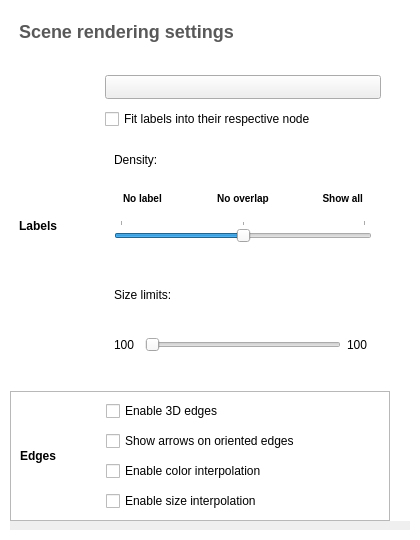
Qt form library/tulip-gui/designer/SceneConfigWidget.ui (vadivelselvaraj/TulipGLImprovement) before a commit.
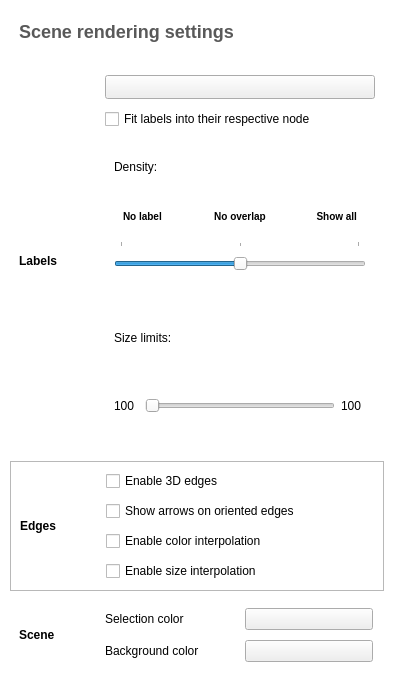
The same form after that commit. Icons and pictures are not drawn. Custom widgets are drawn as their Qt base class.

Commit message: Changed default selection color and added controls into scene settings

The edit to the form file:
```diff
--- a/library/tulip-gui/designer/SceneConfigWidget.ui
+++ b/library/tulip-gui/designer/SceneConfigWidget.ui
@@ -6,16 +6,10 @@
    <rect>
     <x>0</x>
     <y>0</y>
-    <width>420</width>
-    <height>540</height>
+    <width>414</width>
+    <height>683</height>
    </rect>
   </property>
-  <property name="sizePolicy">
-   <sizepolicy hsizetype="MinimumExpanding" vsizetype="Preferred">
-    <horstretch>0</horstretch>
-    <verstretch>0</verstretch>
-   </sizepolicy>
-  </property>
   <property name="windowTitle">
    <string>Scene</string>
   </property>
@@ -87,12 +81,6 @@
    </property>
    <item>
     <widget class="QScrollArea" name="scrollArea">
-     <property name="sizePolicy">
-      <sizepolicy hsizetype="Expanding" vsizetype="Preferred">
-       <horstretch>0</horstretch>
-       <verstretch>0</verstretch>
-      </sizepolicy>
-     </property>
      <property name="frameShape">
       <enum>QFrame::NoFrame</enum>
      </property>
@@ -100,29 +88,17 @@
       <enum>Qt::ScrollBarAlwaysOff</enum>
      </property>
      <property name="widgetResizable">
-      <bool>false</bool>
+      <bool>true</bool>
      </property>
      <widget class="QWidget" name="scrollAreaWidgetContents">
       <property name="geometry">
        <rect>
         <x>0</x>
         <y>0</y>
-        <width>400</width>
-        <height>511</height>
+        <width>394</width>
+        <height>663</height>
        </rect>
       </property>
-      <property name="sizePolicy">
-       <sizepolicy hsizetype="Maximum" vsizetype="Maximum">
-        <horstretch>0</horstretch>
-        <verstretch>0</verstretch>
-       </sizepolicy>
-      </property>
-      <property name="minimumSize">
-       <size>
-        <width>400</width>
-        <height>0</height>
-       </size>
-      </property>
       <layout class="QVBoxLayout" name="verticalLayout_2">
        <property name="leftMargin">
         <number>0</number>
@@ -513,6 +489,77 @@
          </layout>
         </widget>
        </item>
+       <item>
+        <widget class="QFrame" name="sceneFrame">
+         <property name="section" stdset="0">
+          <bool>true</bool>
+         </property>
+         <layout class="QHBoxLayout" name="horizontalLayout_6">
+          <item>
+           <widget class="QLabel" name="label">
+            <property name="sizePolicy">
+             <sizepolicy hsizetype="Maximum" vsizetype="Preferred">
+              <horstretch>0</horstretch>
+              <verstretch>0</verstretch>
+             </sizepolicy>
+            </property>
+            <property name="minimumSize">
+             <size>
+              <width>80</width>
+              <height>0</height>
+             </size>
+            </property>
+            <property name="styleSheet">
+             <string notr="true">font-weight: bold;</string>
+            </property>
+            <property name="text">
+             <string>Scene</string>
+            </property>
+           </widget>
+          </item>
+          <item>
+           <layout class="QVBoxLayout" name="verticalLayout_5">
+            <item>
+             <layout class="QHBoxLayout" name="horizontalLayout_7">
+              <item>
+               <widget class="QLabel" name="selectionColorLabel">
+                <property name="text">
+                 <string>Selection color</string>
+                </property>
+               </widget>
+              </item>
+              <item>
+               <widget class="tlp::ColorButton" name="selectionColorButton">
+                <property name="text">
+                 <string/>
+                </property>
+               </widget>
+              </item>
+             </layout>
+            </item>
+            <item>
+             <layout class="QHBoxLayout" name="horizontalLayout_8">
+              <item>
+               <widget class="QLabel" name="backgroundColorLabel">
+                <property name="text">
+                 <string>Background color</string>
+                </property>
+               </widget>
+              </item>
+              <item>
+               <widget class="tlp::ColorButton" name="backgroundColorButton">
+                <property name="text">
+                 <string/>
+                </property>
+               </widget>
+              </item>
+             </layout>
+            </item>
+           </layout>
+          </item>
+         </layout>
+        </widget>
+       </item>
       </layout>
      </widget>
     </widget>
@@ -529,6 +576,14 @@
     <signal>upperValueChanged(int)</signal>
    </slots>
   </customwidget>
+  <customwidget>
+   <class>tlp::ColorButton</class>
+   <extends>QPushButton</extends>
+   <header location="global">tulip/ColorButton.h</header>
+   <slots>
+    <signal>colorChanged(QColor)</signal>
+   </slots>
+  </customwidget>
  </customwidgets>
  <resources>
   <include location="../resources/TulipGUIResource.qrc"/>
```
Left out of the diff: 32 changed lines with no effect on the pictures. The commit also changes 6 other files.
